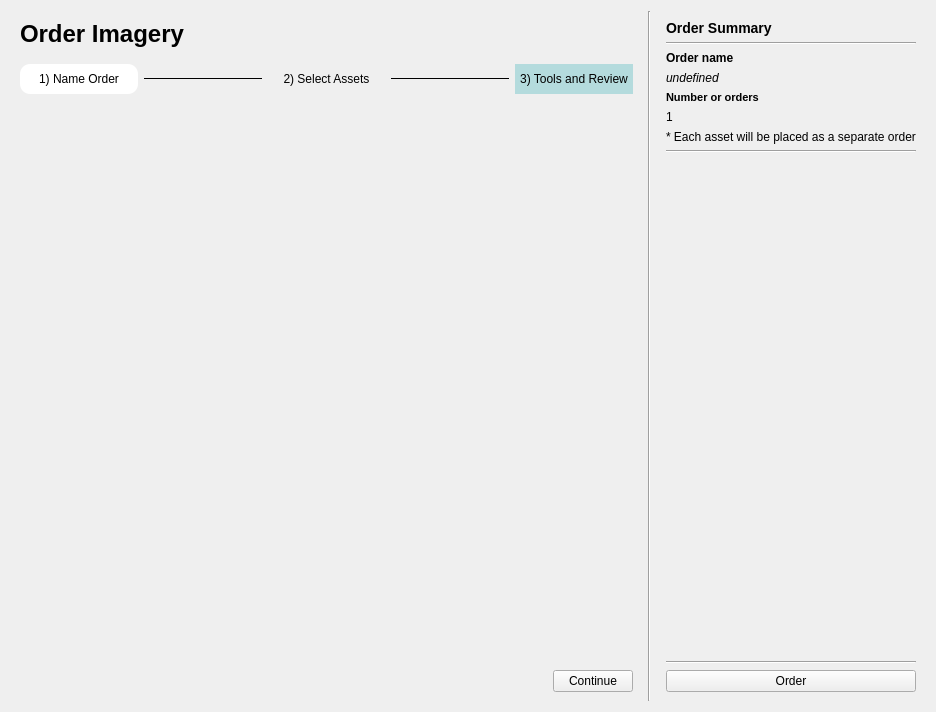
Old version of the form planet_explorer/ui/pe_orders.ui in the repository planetlabs/qgis-planet-plugin.
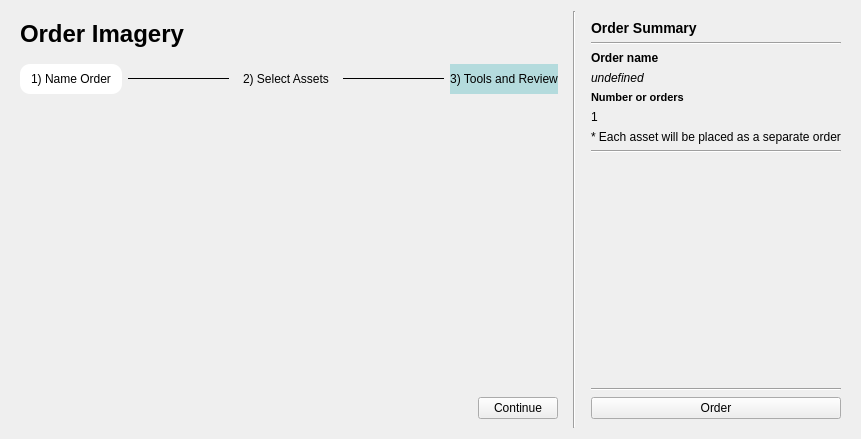
New version of the form. The open tabs and pages were chosen to show the change.

Commit message: minor fix in order dialog

Patch:
```diff
--- a/planet_explorer/ui/pe_orders.ui
+++ b/planet_explorer/ui/pe_orders.ui
@@ -6,10 +6,16 @@
    <rect>
     <x>0</x>
     <y>0</y>
-    <width>936</width>
-    <height>712</height>
+    <width>861</width>
+    <height>439</height>
    </rect>
   </property>
+  <property name="sizePolicy">
+   <sizepolicy hsizetype="Preferred" vsizetype="Maximum">
+    <horstretch>0</horstretch>
+    <verstretch>0</verstretch>
+   </sizepolicy>
+  </property>
   <property name="windowTitle">
    <string>Dialog</string>
   </property>
@@ -229,8 +235,8 @@
               <rect>
                <x>0</x>
                <y>0</y>
-               <width>642</width>
-               <height>558</height>
+               <width>100</width>
+               <height>30</height>
               </rect>
              </property>
             </widget>
@@ -437,7 +443,7 @@
            <x>0</x>
            <y>0</y>
            <width>225</width>
-           <height>249</height>
+           <height>112</height>
           </rect>
          </property>
         </widget>
```
Left out of the diff: 4 changed lines with no effect on the pictures. The commit also changes 1 other file.
